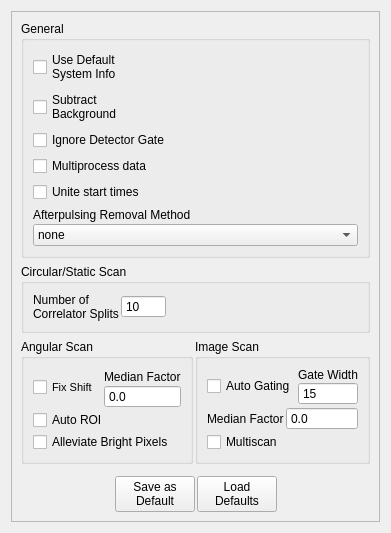
First picture: the form in gui/optionswindow.ui, repository Th3Tr00p3r/gSTED-sFCS, before the edit.
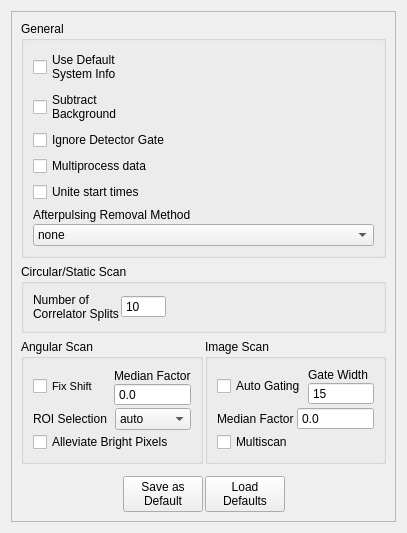
Second picture: the form after the edit.

Commit message: fixed the limits for measurement queue GUI, made the processing options dict method more dynamic (by creating a processing options widget collection).

```diff
--- a/gui/optionswindow.ui
+++ b/gui/optionswindow.ui
@@ -6,7 +6,7 @@
    <rect>
     <x>0</x>
     <y>0</y>
-    <width>362</width>
+    <width>407</width>
     <height>491</height>
    </rect>
   </property>
@@ -249,14 +249,35 @@
             </layout>
            </item>
            <item>
-            <widget class="QCheckBox" name="autoRoi">
+            <layout class="QHBoxLayout" name="horizontalLayout_7">
+             <property name="spacing">
+              <number>6</number>
+             </property>
+             <item>
+              <widget class="QLabel" name="label_6">
+               <property name="text">
+                <string>ROI Selection</string>
+               </property>
+              </widget>
+             </item>
+             <item>
+              <widget class="QComboBox" name="roiSelection">
              <property name="toolTip">
-              <string>Automatically locate the scan area (the default - currently no alternative).</string>
-             </property>
+                <string>How to deal with detector afterpulsing</string>
+               </property>
+               <item>
              <property name="text">
-              <string>Auto ROI</string>
-             </property>
-            </widget>
+                 <string>auto</string>
+                </property>
+               </item>
+               <item>
+                <property name="text">
+                 <string>all</string>
+                </property>
+               </item>
+              </widget>
+             </item>
+            </layout>
            </item>
            <item>
             <widget class="QCheckBox" name="alleviateBrightPixels">
```
Lines whose indentation alone changed are shown as unchanged. The commit also changes 3 other files.
